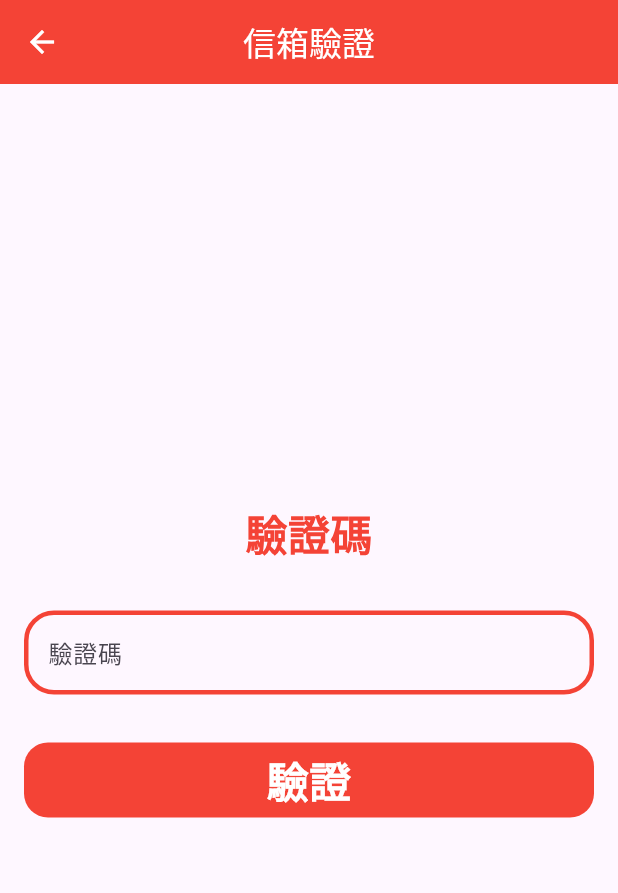
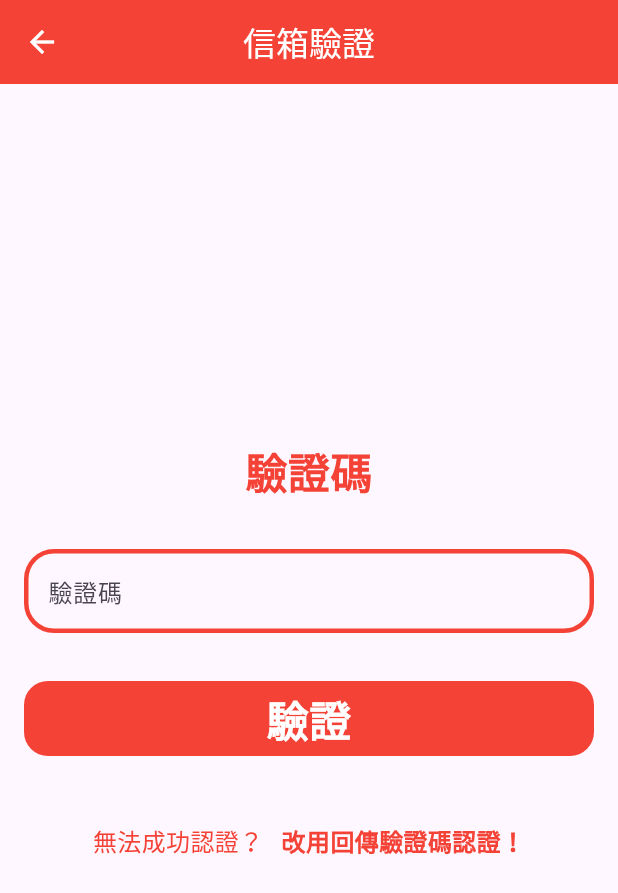
Before and after one commit to YenHsinWu/RCSS, a Flutter app: the VerificationPage screen opened directly with empty values, on a phone screen of 412 x 824 dp. Shown: the top 893 px of the screen. Run offline on Flutter 3.47's test engine with Material 3 defaults, Android fonts, the phone set to English and light mode, and no system bars; our stand-ins replace cloud_firestore, firebase_auth, firebase_core, intl_phone_field, uni_links, webview_flutter; accounts and stored records are empty; network calls fail.

Commit message:
Change navigator push type. Add verification with returning email

```diff
--- a/RCSS_Fronted/lib/auth_implemetation/auth_service.dart
+++ b/RCSS_Fronted/lib/auth_implemetation/auth_service.dart
@@ -119,7 +119,7 @@ class AuthService {
   }
 
   Future thirdPartyRegistration() async {
-    final uri = Uri.parse('http://10.10.10.207:3000/api/auth/google');
+    final uri = Uri.parse('http://localhost:3000/api/auth/google');
 
     if (!await launchUrl(uri)) {
       throw Exception('Could not launch $uri');
--- a/RCSS_Fronted/lib/pages/login_page.dart
+++ b/RCSS_Fronted/lib/pages/login_page.dart
@@ -172,7 +172,7 @@ class _LoginPageState extends State<LoginPage> {
   void _thirdPartySignIn(BuildContext context) async {
     await _authService.thirdPartyRegistration();
 
-    Navigator.push(
+    Navigator.pushReplacement(
       context,
       MaterialPageRoute(
         builder: (context) => HomePage(),
--- a/RCSS_Fronted/lib/pages/verification_page.dart
+++ b/RCSS_Fronted/lib/pages/verification_page.dart
@@ -1,5 +1,6 @@
 import 'package:bao_register/auth_implemetation/auth_service.dart';
 import 'package:bao_register/pages/home_page.dart';
+import 'package:bao_register/pages/return_verify_page.dart';
 import 'package:flutter/material.dart';
 
 import '../widgets/text_field_widget.dart';
@@ -64,6 +65,37 @@ class VerificationPage extends StatelessWidget {
                 ),
               ),
             ),
+            SizedBox(height: 32),
+            GestureDetector(
+              onTap: () => _returnVerify(context),
+              child: Container(
+                width: double.infinity,
+                height: 50,
+                child: Center(
+                  child: Row(
+                    mainAxisAlignment: MainAxisAlignment.center,
+                    children: [
+                      Text(
+                        '無法成功認證？',
+                        style: TextStyle(
+                          color: Colors.red,
+                          fontSize: 16,
+                        ),
+                      ),
+                      SizedBox(width: 12),
+                      Text(
+                        '改用回傳驗證碼認證！',
+                        style: TextStyle(
+                          color: Colors.red,
+                          fontSize: 16,
+                          fontWeight: FontWeight.bold,
+                        ),
+                      )
+                    ],
+                  ),
+                ),
+              ),
+            ),
           ],
         ),
       ),
@@ -87,4 +119,13 @@ class VerificationPage extends StatelessWidget {
       ),
     );
   }
+
+  void _returnVerify(BuildContext context) {
+    Navigator.push(
+      context,
+      MaterialPageRoute(
+        builder: (context) => ReturnVerifyPage(),
+      ),
+    );
+  }
 }
```
Also changed, not shown: RCSS_Fronted/lib/components/count_down_timer.dart (added, +55 -0 lines), RCSS_Fronted/lib/pages/phone_verification_page.dart (+27 -0 lines), RCSS_Fronted/lib/pages/return_verify_page.dart (added, +75 -0 lines).
